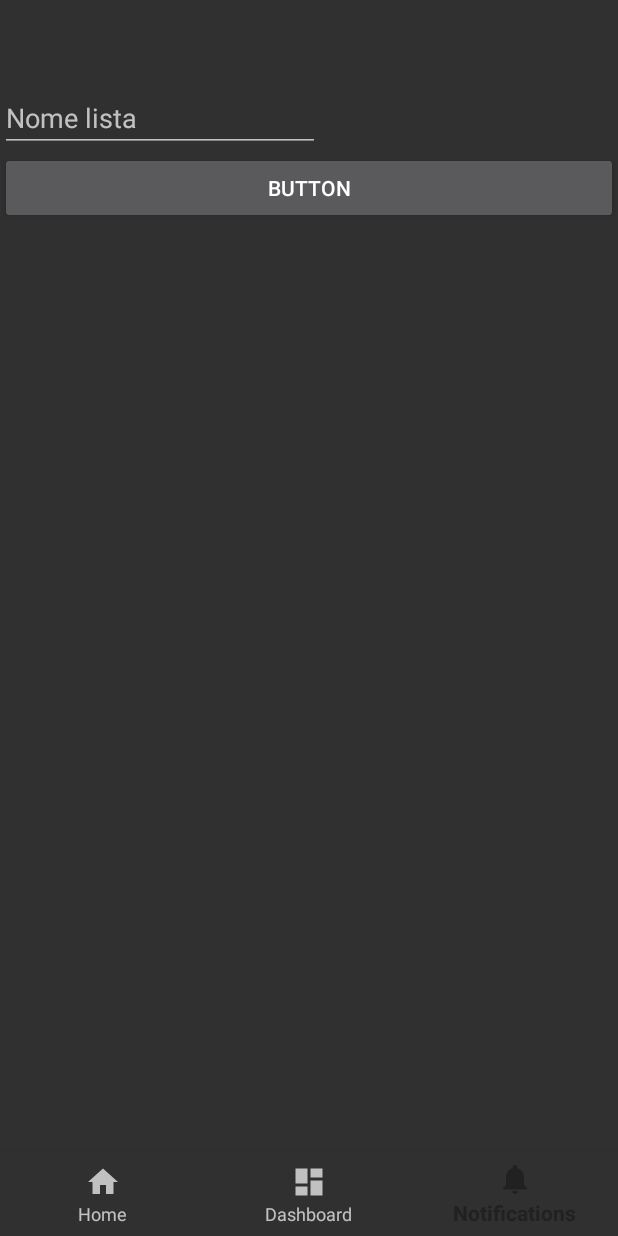
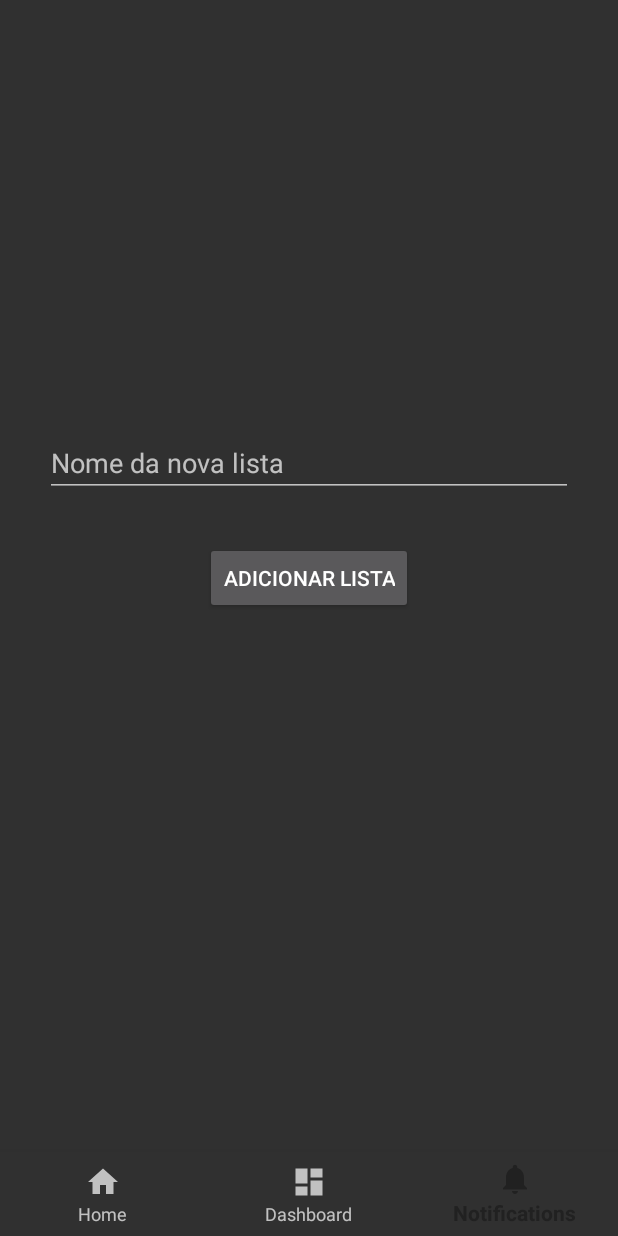
Before and after one commit to bcovies/android-notes, an Android app: the NotificationsFragment screen opened through its navigation route, on a phone screen of 412 x 824 dp. Run offline under Robolectric (Android 15) with nearby library versions, the phone set to English and light mode, and no system bars; our stand-ins replace Firebase (no records; nobody signed in at launch, a user with empty details on screens opened directly), navigation-ui.

Commit message:
(5) - Refactoring de todo código.

```diff
--- a/app/src/main/java/com/bcs/notes/model/UserAuth.java
+++ b/app/src/main/java/com/bcs/notes/model/UserAuth.java
@@ -10,30 +10,25 @@ public class UserAuth {
 
     public FirebaseAuth getInstance() {
         FirebaseAuth currentUser = FirebaseAuth.getInstance();
-        System.out.println("INSTANCE:" + currentUser);
         return currentUser;
     }
 
     public FirebaseUser getCurrentUser() {
         FirebaseUser currentUser = FirebaseAuth.getInstance().getCurrentUser();
-        System.out.println("Current User: " + currentUser);
         return currentUser;
     }
 
     public String getCurrentUserUID() {
         String currentUserId = FirebaseAuth.getInstance().getUid();
-        System.out.println("Current User ID: " + currentUserId);
         return currentUserId;
     }
 
     public String getCurrentUserEmail() {
         String currentUserEmail = FirebaseAuth.getInstance().getCurrentUser().getEmail();
-        System.out.println("Current User EMAIL: " + currentUserEmail);
         return currentUserEmail;
     }
 
     public void singOut() {
-        System.out.println("TAG: USER LOGOUT");
         FirebaseAuth.getInstance().signOut();
     }
 
--- a/app/src/main/java/com/bcs/notes/ui/notifications/NotificationsFragment.java
+++ b/app/src/main/java/com/bcs/notes/ui/notifications/NotificationsFragment.java
@@ -31,108 +31,94 @@ import java.util.Set;
 public class NotificationsFragment extends Fragment {
 
     //https://pt.stackoverflow.com/questions/25167/salvar-valor-em-sharedpreference
-    UserAuth userAuth = new UserAuth();
+
+    private UserAuth userAuth = new UserAuth();
+    private Button button_adicionarLista;
+    private EditText editText_nomeLista;
+    private View view;
+
+    private DatabaseReference databaseReference_mercado;
+    private DatabaseReference databaseReference_lista;
+
+    private ArrayList<String> stringArray_produtos = new ArrayList<String>();
+    private ArrayList<String> stringArray_lista = new ArrayList<String>();
+
+    private SharedPreferences sharedPreferences_Notifications;
+
+    private RecyclerAdapterNotificationsProduto recyclerAdapterNotificationsProduto;
+    private RecyclerAdapterNotificationsLista recyclerAdapterNotificationsLista;
+    private RecyclerView recyclerView_produtos;
+    private RecyclerView recyclerView_lista;
+
+    private void inicializarRecyclerViewNotificationsMercado() {
+        recyclerView_lista = view.findViewById(R.id.fragment_notifications_recyclerView_lista);
+        recyclerAdapterNotificationsLista = new RecyclerAdapterNotificationsLista(getActivity(), stringArray_lista);
+        recyclerView_lista.setAdapter(recyclerAdapterNotificationsLista);
+        recyclerView_lista.setLayoutManager(new LinearLayoutManager(getActivity()));
+    }
+    private void inicializarRecyclerViewNotificationsProduto() {
+        recyclerView_produtos = view.findViewById(R.id.fragment_notifications_recyclerView);
+        recyclerAdapterNotificationsProduto = new RecyclerAdapterNotificationsProduto(getActivity(), stringArray_produtos);
+        recyclerView_produtos.setAdapter(recyclerAdapterNotificationsProduto);
+        recyclerView_produtos.setLayoutManager(new LinearLayoutManager(getActivity()));
+    }
+
+    private void criarLista(String key, List<String> lista) {
+        DatabaseReference path_lista = userAuth.returnReference().child("/users" + "/" + userAuth.getCurrentUserUID() + "/lista");
+        Map<String, Object> childUpdates = new HashMap<>();
+        childUpdates.put(key, lista);
+        path_lista.updateChildren(childUpdates);
+    }
 
     public View onCreateView(LayoutInflater inflater, ViewGroup container, Bundle savedInstanceState) {
+        view = inflater.inflate(R.layout.fragment_notifications, container, false);
 
+        button_adicionarLista = view.findViewById(R.id.fragment_notifications_button_adicionarLista);
+        editText_nomeLista = view.findViewById(R.id.fragment_notifications_editText_nomeLista);
 
-        View view = inflater.inflate(R.layout.fragment_notifications, container, false);
+        databaseReference_mercado = userAuth.returnReference().child("/users" + "/" + userAuth.getCurrentUserUID() + "/mercado");
+        databaseReference_lista = userAuth.returnReference().child("/users" + "/" + userAuth.getCurrentUserUID() + "/lista");
 
-        Button button = view.findViewById(R.id.fragment_notifications_button_adicionarLista);
-        EditText editText = view.findViewById(R.id.fragment_notifications_editText_nomeLista);
+        sharedPreferences_Notifications = getContext().getSharedPreferences("TAG-PRODUTO", getContext().MODE_PRIVATE);
 
-        DatabaseReference path = userAuth.returnReference().child("/users" + "/" + userAuth.getCurrentUserUID() + "/mercado");
-
-        ArrayList<String> stringArray = new ArrayList<String>();
-        ArrayList<String> stringArrayLista = new ArrayList<String>();
-
-        SharedPreferences pref = getContext().getSharedPreferences("TAG", getContext().MODE_PRIVATE);
-
-        RecyclerAdapterNotifications recyclerAdapterNotifications = new RecyclerAdapterNotifications();
-        button.setOnClickListener(new View.OnClickListener() {
+        button_adicionarLista.setOnClickListener(new View.OnClickListener() {
             @Override
             public void onClick(View v) {
-                System.out.println(editText.getText().toString());
-                Toast.makeText(getContext(), editText.getText().toString(), Toast.LENGTH_SHORT).show();
-
-                Set<String> set = pref.getStringSet("ARRAY", null);
-
-                System.out.println(set.toString());
+                Set<String> set = sharedPreferences_Notifications.getStringSet("ARRAY-PRODUTO", null);
                 List<String> list = new ArrayList<String>(set);
-
-
-                criarLista(editText.getText().toString(),list);
+                criarLista(editText_nomeLista.getText().toString(), list);
             }
         });
 
-        //////////////////////////////////////////
-        //////////////// RECYCLER VIEW ///////////
-        /////////////////////////////////////////
-
-        path.addValueEventListener(new ValueEventListener() {
+        databaseReference_mercado.addValueEventListener(new ValueEventListener() {
             @Override
             public void onDataChange(@NonNull DataSnapshot snapshot) {
                 for (DataSnapshot pai : snapshot.getChildren()) {
                     for (DataSnapshot filho : pai.getChildren()) {
-                        stringArray.add(filho.getValue().toString());
+                        stringArray_produtos.add(filho.getValue().toString());
                     }
                 }
-                initRecyclerView();
-            }
-
-            private void initRecyclerView() {
-                RecyclerView recyclerView = view.findViewById(R.id.fragment_notifications_recyclerView);
-                RecyclerAdapterNotifications adapter = new RecyclerAdapterNotifications(getActivity(), stringArray);
-                recyclerView.setAdapter(adapter);
-                recyclerView.setLayoutManager(new LinearLayoutManager(getActivity()));
+                inicializarRecyclerViewNotificationsProduto();
             }
 
             @Override
             public void onCancelled(@NonNull DatabaseError error) {
-
             }
-
         });
-
-        //////////////////////////////////////////
-        //////////////// RECYCLER VIEW 2 ///////////
-        /////////////////////////////////////////
-        DatabaseReference path2 = userAuth.returnReference().child("/users" + "/" + userAuth.getCurrentUserUID() + "/lista");
-
-        path2.addValueEventListener(new ValueEventListener() {
+        databaseReference_lista.addValueEventListener(new ValueEventListener() {
             @Override
             public void onDataChange(@NonNull DataSnapshot snapshot) {
                 for (DataSnapshot pai : snapshot.getChildren()) {
-                    stringArrayLista.add(pai.getKey());
-
+                    stringArray_lista.add(pai.getKey());
                 }
-                initRecyclerView();
-            }
-
-            private void initRecyclerView() {
-                RecyclerView recyclerView2 = view.findViewById(R.id.fragment_notifications_recyclerView_lista);
-                RecyclerAdapterNotificationsLista adapter = new RecyclerAdapterNotificationsLista(getActivity(), stringArrayLista);
-                recyclerView2.setAdapter(adapter);
-                recyclerView2.setLayoutManager(new LinearLayoutManager(getActivity()));
+                inicializarRecyclerViewNotificationsMercado();
             }
 
             @Override
             public void onCancelled(@NonNull DatabaseError error) {
-
             }
-
         });
 
         return view;
     }
-
-    public void criarLista(String key,List<String> lista) {
-        DatabaseReference path_lista = userAuth.returnReference().child("/users" + "/" + userAuth.getCurrentUserUID() + "/lista");
-
-        Map<String, Object> childUpdates = new HashMap<>();
-        childUpdates.put(key, lista);
-        path_lista.updateChildren(childUpdates);
-        Toast.makeText(getActivity(), "Posted!", Toast.LENGTH_SHORT).show();
-    }
-
 }
--- a/app/src/main/java/com/bcs/notes/ui/notifications/RecyclerAdapterNotifications.java
+++ /dev/null
@@ -1,98 +0,0 @@
-package com.bcs.notes.ui.notifications;
-
-import android.content.Context;
-import android.content.SharedPreferences;
-import android.view.LayoutInflater;
-import android.view.View;
-import android.view.ViewGroup;
-import android.widget.Button;
-import android.widget.CheckBox;
-import android.widget.CompoundButton;
-import android.widget.TextView;
-
-import androidx.annotation.NonNull;
-import androidx.recyclerview.widget.RecyclerView;
-
-import com.bcs.notes.R;
-
-import java.util.ArrayList;
-import java.util.HashSet;
-import java.util.Set;
-
-public class RecyclerAdapterNotifications extends RecyclerView.Adapter<RecyclerAdapterNotifications.MyViewHolder> {
-
-    public ArrayList<String> mNames = new ArrayList<>();
-    public Set<String> set = new HashSet<String>();
-    public Context mContext;
-
-
-    public RecyclerAdapterNotifications() {
-
-    }
-
-    public RecyclerAdapterNotifications(Context context, ArrayList<String> Names) {
-        mNames = Names;
-        mContext = context;
-    }
-
-
-    public class MyViewHolder extends RecyclerView.ViewHolder {
-
-        TextView textView;
-        CheckBox checkBox;
-        Button button;
-
-        public MyViewHolder(@NonNull View itemView) {
-            super(itemView);
-            textView = itemView.findViewById(R.id.fragment_notifications_recyclerview_list_textView);
-            checkBox = itemView.findViewById(R.id.fragment_notifications_recyclerview_list_checkbox);
-            button = itemView.findViewById(R.id.fragment_notifications_button_adicionarLista);
-        }
-
-        public void bindView(String row) {
-            textView.setText(row);
-        }
-    }
-
-
-    @NonNull
-    @Override
-    public MyViewHolder onCreateViewHolder(@NonNull ViewGroup parent, int viewType) {
-        View view = LayoutInflater.from(parent.getContext()).inflate(R.layout.fragment_notifications_recyclerview_list_item, parent, false);
-        return new MyViewHolder(view);
-    }
-
-    @Override
-    public void onBindViewHolder(@NonNull MyViewHolder holder, int position) {
-        SharedPreferences.Editor editor = this.mContext.getSharedPreferences("TAG", Context.MODE_PRIVATE).edit();
-
-        holder.bindView(mNames.get(position));
-        holder.checkBox.setOnCheckedChangeListener(new CompoundButton.OnCheckedChangeListener() {
-            @Override
-            public void onCheckedChanged(CompoundButton buttonView, boolean isChecked) {
-
-                if (isChecked) {
-                    System.out.println("[ON]ANTES:" + set.toString());
-                    set.add(mNames.get(position));
-                    System.out.println("[ON]DPS: " + set.toString());
-                    editor.putStringSet("ARRAY",set);
-                    editor.commit();
-                } else {
-                    System.out.println("[OFF]ANTES:" + set.toString());
-                    set.remove(mNames.get(position));
-                    System.out.println("[OFF]DPS CLEAR: " + set.toString());
-                    editor.clear();
-                    editor.putStringSet("ARRAY",set);
-                    editor.commit();
-                }
-            }
-        });
-
-
-    }
-
-    @Override
-    public int getItemCount() {
-        return mNames.size();
-    }
-}
--- a/app/src/main/java/com/bcs/notes/ui/notifications/RecyclerAdapterNotificationsLista.java
+++ b/app/src/main/java/com/bcs/notes/ui/notifications/RecyclerAdapterNotificationsLista.java
@@ -3,6 +3,7 @@ package com.bcs.notes.ui.notifications;
 import android.content.Context;
 import android.content.Intent;
 import android.content.SharedPreferences;
+import android.content.SyncStats;
 import android.view.LayoutInflater;
 import android.view.View;
 import android.view.ViewGroup;
@@ -19,49 +20,13 @@ import java.util.ArrayList;
 
 public class RecyclerAdapterNotificationsLista extends RecyclerView.Adapter<RecyclerAdapterNotificationsLista.MyViewHolder> {
 
-    public ArrayList<String> mNames = new ArrayList<>();
-    public Context mContext;
+    private ArrayList<String> arrayListProduto = new ArrayList<>();
+    private Context context;
 
-    public RecyclerAdapterNotificationsLista(Context context, ArrayList<String> Names) {
-        mNames = Names;
-        mContext = context;
+    public RecyclerAdapterNotificationsLista(Context context, ArrayList<String> arrayListProduto) {
+        this.arrayListProduto = arrayListProduto;
+        this.context = context;
     }
-
-
-    public class MyViewHolder extends RecyclerView.ViewHolder {
-
-        TextView textView;
-        Button button;
-
-        public MyViewHolder(@NonNull View itemView) {
-            super(itemView);
-            textView = itemView.findViewById(R.id.fragment_notifications_recyclerview_list_textView_list);
-            button = itemView.findViewById(R.id.fragment_notifications_recyclerview_list_textView_button);
-
-
-            button.setOnClickListener(new View.OnClickListener() {
-                @Override
-                public void onClick(View v) {
-                    SharedPreferences.Editor editor = mContext.getSharedPreferences("TAGG", Context.MODE_PRIVATE).edit();
-
-                    System.out.println(textView.getText().toString());
-                    String pathcomplementar = textView.getText().toString();
-
-                    editor.putString("STRING", pathcomplementar);
-                    editor.commit();
-
-
-
-                    mContext.startActivity(new Intent(mContext, ViewListaFinal.class));
-                }
-            });
-        }
-
-        public void bindView(String row) {
-            textView.setText(row);
-        }
-    }
-
 
     @NonNull
     @Override
@@ -72,16 +37,37 @@ public class RecyclerAdapterNotificationsLista extends RecyclerView.Adapter<Recy
 
     @Override
     public void onBindViewHolder(@NonNull MyViewHolder holder, int position) {
-        holder.bindView(mNames.get(position));
-
-
+        holder.bindView(arrayListProduto.get(position));
     }
 
     @Override
     public int getItemCount() {
-        return mNames.size();
+        return arrayListProduto.size();
     }
 
+    class MyViewHolder extends RecyclerView.ViewHolder {
 
+        private TextView textView;
+        private Button button;
 
+        public MyViewHolder(@NonNull View itemView) {
+            super(itemView);
+            textView = itemView.findViewById(R.id.fragment_notifications_recyclerview_list_textView_list);
+            button = itemView.findViewById(R.id.fragment_notifications_recyclerview_list_textView_button);
+            button.setOnClickListener(new View.OnClickListener() {
+                @Override
+                public void onClick(View v) {
+                    SharedPreferences.Editor editor = context.getSharedPreferences("TAG-LISTA", Context.MODE_PRIVATE).edit();
+                    String pathcomplementar = textView.getText().toString();
+                    editor.putString("ARRAY-LISTA", pathcomplementar);
+                    editor.commit();
+                    context.startActivity(new Intent(context, ViewListaFinal.class));
+                }
+            });
+        }
+
+        public void bindView(String row) {
+            textView.setText(row);
+        }
+    }
 }
--- /dev/null
+++ b/app/src/main/java/com/bcs/notes/ui/notifications/RecyclerAdapterNotificationsProduto.java
@@ -0,0 +1,85 @@
+package com.bcs.notes.ui.notifications;
+
+import android.content.Context;
+import android.content.SharedPreferences;
+import android.view.LayoutInflater;
+import android.view.View;
+import android.view.ViewGroup;
+import android.widget.Button;
+import android.widget.CheckBox;
+import android.widget.CompoundButton;
+import android.widget.TextView;
+
+import androidx.annotation.NonNull;
+import androidx.recyclerview.widget.RecyclerView;
+
+import com.bcs.notes.R;
+
+import java.util.ArrayList;
+import java.util.HashSet;
+import java.util.Set;
+
+public class RecyclerAdapterNotificationsProduto extends RecyclerView.Adapter<RecyclerAdapterNotificationsProduto.MyViewHolder> {
+
+    private ArrayList<String> arrayList_produto = new ArrayList<>();
+    private Set<String> set = new HashSet<String>();
+    private Context context;
+
+    public RecyclerAdapterNotificationsProduto(Context context, ArrayList<String> arrayList_produto) {
+        this.arrayList_produto = arrayList_produto;
+        this.context = context;
+    }
+
+    @NonNull
+    @Override
+    public MyViewHolder onCreateViewHolder(@NonNull ViewGroup parent, int viewType) {
+        View view = LayoutInflater.from(parent.getContext()).inflate(R.layout.fragment_notifications_recyclerview_list_item, parent, false);
+        return new MyViewHolder(view);
+    }
+
+    @Override
+    public void onBindViewHolder(@NonNull MyViewHolder holder, int position) {
+        SharedPreferences.Editor editor = this.context.getSharedPreferences("TAG-PRODUTO", Context.MODE_PRIVATE).edit();
+
+        holder.bindView(arrayList_produto.get(position));
+        holder.checkBox.setOnCheckedChangeListener(new CompoundButton.OnCheckedChangeListener() {
+            @Override
+            public void onCheckedChanged(CompoundButton buttonView, boolean isChecked) {
+
+                if (isChecked) {
+                    set.add(arrayList_produto.get(position));
+                    editor.putStringSet("ARRAY-PRODUTO", set);
+                    editor.commit();
+                } else {
+                    set.remove(arrayList_produto.get(position));
+                    editor.clear();
+                    editor.commit();
+                }
+            }
+        });
+
+
+    }
+
+    @Override
+    public int getItemCount() {
+        return arrayList_produto.size();
+    }
+
+
+    class MyViewHolder extends RecyclerView.ViewHolder {
+
+        private TextView textView;
+        private CheckBox checkBox;
+
+        public MyViewHolder(@NonNull View itemView) {
+            super(itemView);
+            textView = itemView.findViewById(R.id.fragment_notifications_recyclerview_list_textView);
+            checkBox = itemView.findViewById(R.id.fragment_notifications_recyclerview_list_checkbox);
+        }
+
+        public void bindView(String row) {
+            textView.setText(row);
+        }
+    }
+}
--- a/app/src/main/res/layout/fragment_notifications.xml
+++ b/app/src/main/res/layout/fragment_notifications.xml
@@ -1,15 +1,11 @@
 <?xml version="1.0" encoding="utf-8"?>
-<androidx.constraintlayout.widget.ConstraintLayout
-    xmlns:android="http://schemas.android.com/apk/res/android"
+<androidx.core.widget.NestedScrollView xmlns:android="http://schemas.android.com/apk/res/android"
     xmlns:app="http://schemas.android.com/apk/res-auto"
     xmlns:tools="http://schemas.android.com/tools"
     android:layout_width="match_parent"
-    android:layout_height="match_parent">
-
-
-    <ScrollView
-        android:layout_width="match_parent"
-        android:layout_height="match_parent">
+    android:layout_height="wrap_content"
+    android:fillViewport="true"
+    tools:context=".ui.notifications.NotificationsFragment">
 
     <LinearLayout
         android:layout_width="match_parent"
@@ -19,29 +15,37 @@
         <androidx.recyclerview.widget.RecyclerView
             android:id="@+id/fragment_notifications_recyclerView"
             android:layout_width="match_parent"
-                android:layout_height="match_parent">
+            android:layout_height="200dp">
 
         </androidx.recyclerview.widget.RecyclerView>
 
+        <LinearLayout
+            android:layout_width="match_parent"
+            android:layout_height="match_parent"
+            android:orientation="vertical">
+
             <EditText
                 android:id="@+id/fragment_notifications_editText_nomeLista"
-                android:layout_width="wrap_content"
+                android:layout_width="match_parent"
                 android:layout_height="wrap_content"
-                android:ems="10"
-                android:hint="Nome lista"
+                android:layout_gravity="center"
+                android:layout_margin="30dp"
+                android:hint="Nome da nova lista"
                 android:inputType="textPersonName" />
 
             <Button
                 android:id="@+id/fragment_notifications_button_adicionarLista"
-                android:layout_width="match_parent"
+                android:layout_width="wrap_content"
                 android:layout_height="wrap_content"
-                android:text="Button" />
+                android:layout_gravity="center"
+                android:text="Adicionar lista" />
+
+        </LinearLayout>
 
         <androidx.recyclerview.widget.RecyclerView
             android:id="@+id/fragment_notifications_recyclerView_lista"
             android:layout_width="match_parent"
-                android:layout_height="match_parent" />
+            android:layout_height="200dp" />
 
     </LinearLayout>
-    </ScrollView>
-</androidx.constraintlayout.widget.ConstraintLayout>
+</androidx.core.widget.NestedScrollView>
```
Also changed, not shown: app/src/main/java/com/bcs/notes/ui/dashboard/DashboardFragment.java (+9 -10 lines), app/src/main/java/com/bcs/notes/ui/listaFinal/RecyclerAdapterViewListaFinal.java (+23 -25 lines), app/src/main/java/com/bcs/notes/ui/listaFinal/ViewListaFinal.java (+18 -32 lines). Lines whose indentation alone changed are shown as unchanged.
